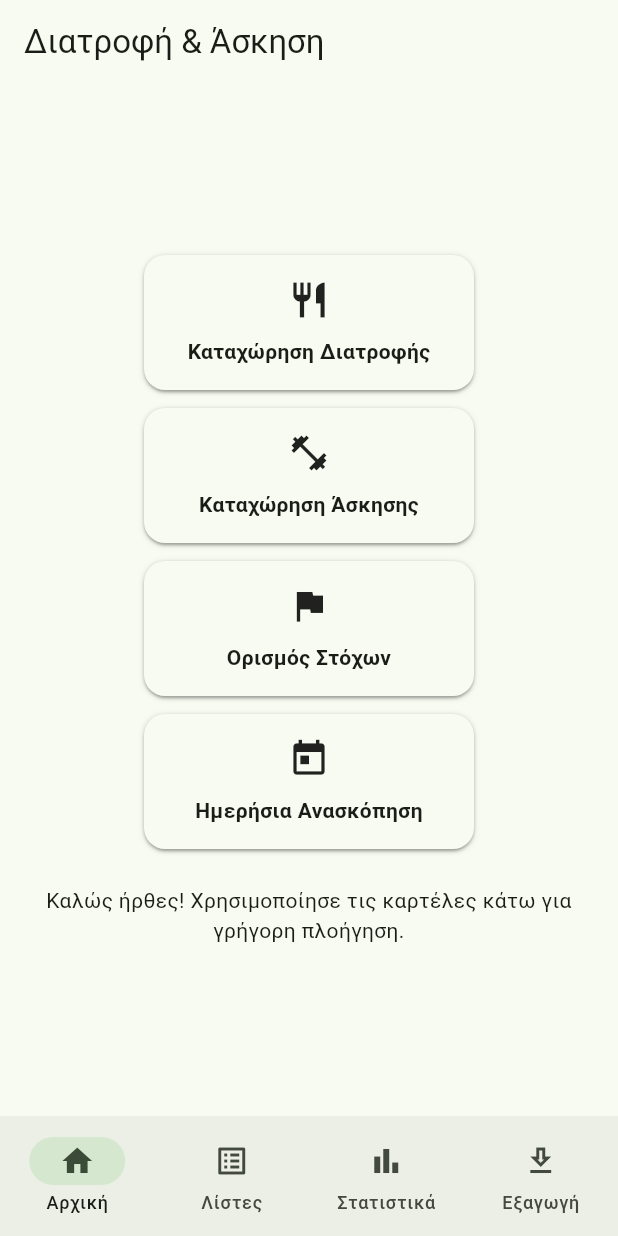
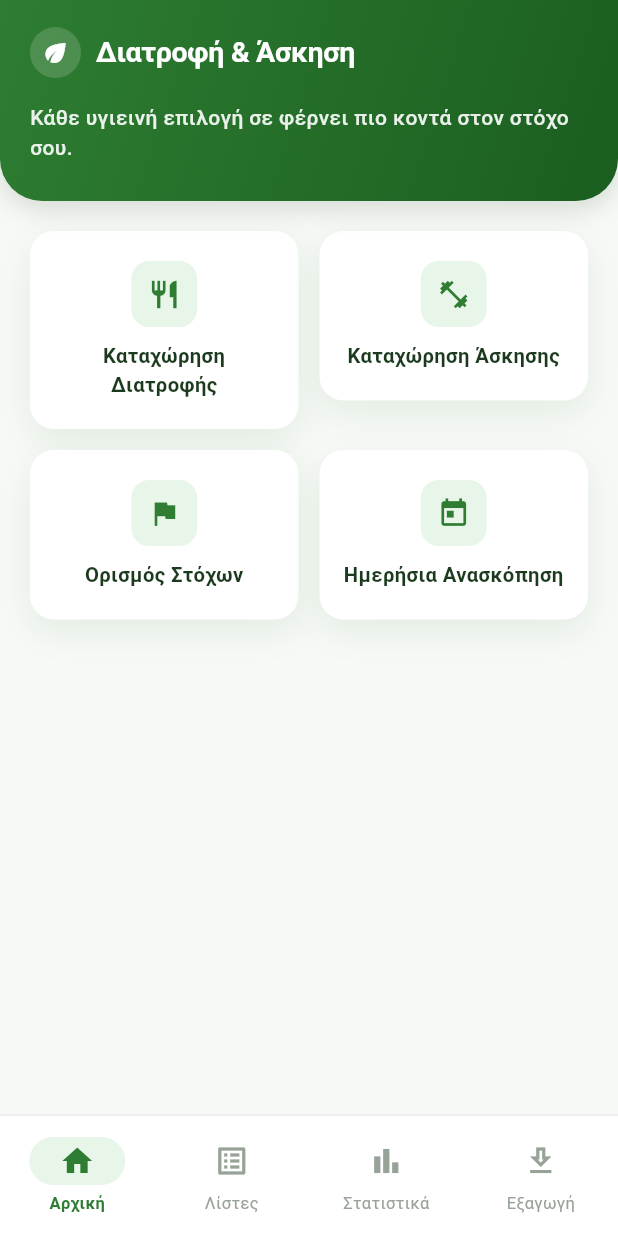
Before and after one commit to nikolastriantafyllou000-rgb/diatrofi_app, a Flutter app: the screen it shows after launch, on a phone screen of 412 x 824 dp. Run offline on Flutter 3.47's test engine with Material 3 defaults, Android fonts, the phone set to English and light mode, and no system bars; our stand-ins replace fl_chart, hive, hive_flutter; accounts and stored records are empty.

Commit message:
Redesign home screen with curved hero header and branded nav bar
Replace the plain AppBar home screen with a curved green gradient
header (title + motivating tagline), a responsive action-card grid
(2 columns on narrow/mobile widths, 4 on web/desktop), and a
soft green-tinted bottom navigation bar that color-matches the new
header instead of the default dark Material nav bar.

Co-Authored-By: Claude Sonnet 5 <noreply@anthropic.com>

```diff
--- a/lib/app_shell.dart
+++ b/lib/app_shell.dart
@@ -28,9 +28,42 @@ class _AppShellState extends State<AppShell> {
       const ExportScreen(),
     ];
 
-    return Scaffold(
+    return NavigationBarTheme(
+      data: NavigationBarThemeData(
+        iconTheme: WidgetStateProperty.resolveWith(
+          (states) => IconThemeData(
+            color:
+                states.contains(WidgetState.selected)
+                    ? const Color(0xFF2E7D32)
+                    : const Color(0xFF98A398),
+          ),
+        ),
+        labelTextStyle: WidgetStateProperty.resolveWith(
+          (states) => TextStyle(
+            fontSize: 11,
+            fontWeight:
+                states.contains(WidgetState.selected)
+                    ? FontWeight.w600
+                    : FontWeight.w400,
+            color:
+                states.contains(WidgetState.selected)
+                    ? const Color(0xFF2E7D32)
+                    : const Color(0xFF98A398),
+          ),
+        ),
+      ),
+      child: Scaffold(
         body: pages[_index],
-      bottomNavigationBar: NavigationBar(
+        bottomNavigationBar: Container(
+          decoration: const BoxDecoration(
+            border: Border(
+              top: BorderSide(color: Color(0xFFEDEFEC), width: 1),
+            ),
+          ),
+          child: NavigationBar(
+            backgroundColor: Colors.white,
+            indicatorColor: const Color(0xFFE8F5E9),
+            elevation: 0,
             selectedIndex: _index,
             onDestinationSelected: (i) => setState(() => _index = i),
             destinations: const [
@@ -56,6 +89,8 @@ class _AppShellState extends State<AppShell> {
               ),
             ],
           ),
+        ),
+      ),
     );
   }
 }
@@ -65,28 +100,17 @@ class _HomeTab extends StatelessWidget {
 
   @override
   Widget build(BuildContext context) {
-    return Scaffold(
-      appBar: AppBar(title: const Text('Διατροφή & Άσκηση')),
-      body: Center(
-        child: SingleChildScrollView(
-          padding: const EdgeInsets.all(16),
-          child: Column(
-            mainAxisSize: MainAxisSize.min,
-            children: [
-              // Γρήγορα actions
-              Wrap(
-                spacing: 12,
-                runSpacing: 12,
-                children: [
+    final width = MediaQuery.sizeOf(context).width;
+    final crossAxisCount = width >= 900 ? 4 : 2;
+
+    final actions = [
       _ActionCard(
         icon: Icons.restaurant,
         title: 'Καταχώρηση Διατροφής',
         onTap:
             () => Navigator.push(
               context,
-                          MaterialPageRoute(
-                            builder: (_) => const MealEntryScreen(),
-                          ),
+              MaterialPageRoute(builder: (_) => const MealEntryScreen()),
             ),
       ),
       _ActionCard(
@@ -95,9 +119,7 @@ class _HomeTab extends StatelessWidget {
         onTap:
             () => Navigator.push(
               context,
-                          MaterialPageRoute(
-                            builder: (_) => const ExerciseEntryScreen(),
-                          ),
+              MaterialPageRoute(builder: (_) => const ExerciseEntryScreen()),
             ),
       ),
       _ActionCard(
@@ -106,9 +128,7 @@ class _HomeTab extends StatelessWidget {
         onTap:
             () => Navigator.push(
               context,
-                          MaterialPageRoute(
-                            builder: (_) => const GoalsScreen(),
-                          ),
+              MaterialPageRoute(builder: (_) => const GoalsScreen()),
             ),
       ),
       _ActionCard(
@@ -117,18 +137,118 @@ class _HomeTab extends StatelessWidget {
         onTap:
             () => Navigator.push(
               context,
-                          MaterialPageRoute(
-                            builder: (_) => const DailySummaryScreen(),
+              MaterialPageRoute(builder: (_) => const DailySummaryScreen()),
+            ),
+      ),
+    ];
+
+    final rows = <Widget>[];
+    for (var i = 0; i < actions.length; i += crossAxisCount) {
+      final rowItems = actions.skip(i).take(crossAxisCount).toList();
+      if (rows.isNotEmpty) rows.add(const SizedBox(height: 14));
+      rows.add(
+        Row(
+          crossAxisAlignment: CrossAxisAlignment.start,
+          children: [
+            for (var j = 0; j < rowItems.length; j++) ...[
+              if (j > 0) const SizedBox(width: 14),
+              Expanded(child: rowItems[j]),
+            ],
+          ],
+        ),
+      );
+    }
+
+    return Scaffold(
+      backgroundColor: const Color(0xFFF7F9F6),
+      body: SafeArea(
+        bottom: false,
+        child: SingleChildScrollView(
+          child: Column(
+            children: [
+              const _HomeHeader(),
+              Center(
+                child: ConstrainedBox(
+                  constraints: const BoxConstraints(maxWidth: 1040),
+                  child: Padding(
+                    padding: const EdgeInsets.fromLTRB(20, 20, 20, 20),
+                    child: Column(children: rows),
                   ),
                 ),
               ),
             ],
           ),
-              const SizedBox(height: 24),
+        ),
+      ),
+    );
+  }
+}
+
+class _HomeHeader extends StatelessWidget {
+  const _HomeHeader();
+
+  @override
+  Widget build(BuildContext context) {
+    return Container(
+      width: double.infinity,
+      padding: const EdgeInsets.fromLTRB(20, 18, 20, 26),
+      decoration: const BoxDecoration(
+        gradient: LinearGradient(
+          begin: Alignment.topLeft,
+          end: Alignment.bottomRight,
+          colors: [Color(0xFF2E7D32), Color(0xFF1B5E20)],
+        ),
+        borderRadius: BorderRadius.only(
+          bottomLeft: Radius.circular(28),
+          bottomRight: Radius.circular(28),
+        ),
+        boxShadow: [
+          BoxShadow(
+            color: Color(0x261B3A1E),
+            blurRadius: 14,
+            offset: Offset(0, 6),
+          ),
+        ],
+      ),
+      child: Center(
+        child: ConstrainedBox(
+          constraints: const BoxConstraints(maxWidth: 1040),
+          child: Column(
+            crossAxisAlignment: CrossAxisAlignment.start,
+            mainAxisSize: MainAxisSize.min,
+            children: [
+              Row(
+                children: [
+                  Container(
+                    width: 34,
+                    height: 34,
+                    decoration: BoxDecoration(
+                      color: Colors.white.withValues(alpha: 0.16),
+                      shape: BoxShape.circle,
+                    ),
+                    child: const Icon(Icons.eco, color: Colors.white, size: 20),
+                  ),
+                  const SizedBox(width: 10),
+                  const Text(
+                    'Διατροφή & Άσκηση',
+                    style: TextStyle(
+                      color: Colors.white,
+                      fontSize: 19,
+                      fontWeight: FontWeight.w600,
+                      letterSpacing: -0.2,
+                    ),
+                  ),
+                ],
+              ),
+              const SizedBox(height: 16),
               Text(
-                'Καλώς ήρθες! Χρησιμοποίησε τις καρτέλες κάτω για γρήγορη πλοήγηση.',
-                style: Theme.of(context).textTheme.bodyMedium,
-                textAlign: TextAlign.center,
+                'Κάθε υγιεινή επιλογή σε φέρνει πιο κοντά στον στόχο σου.',
+                style: TextStyle(
+                  color: Colors.white.withValues(alpha: 0.9),
+                  fontSize: 14,
+                  fontWeight: FontWeight.w500,
+                  height: 1.4,
+                ),
               ),
             ],
           ),
@@ -230,30 +350,45 @@ class _ActionCard extends StatelessWidget {
 
   @override
   Widget build(BuildContext context) {
-    return SizedBox(
-      width: 220,
-      child: InkWell(
+    return InkWell(
       onTap: onTap,
-        borderRadius: BorderRadius.circular(14),
+      borderRadius: BorderRadius.circular(16),
       child: Ink(
-          padding: const EdgeInsets.all(16),
+        padding: const EdgeInsets.symmetric(vertical: 20, horizontal: 12),
         decoration: BoxDecoration(
-            borderRadius: BorderRadius.circular(14),
-            color: Theme.of(context).colorScheme.surface,
-            boxShadow: kElevationToShadow[1],
+          borderRadius: BorderRadius.circular(16),
+          color: Colors.white,
+          boxShadow: const [
+            BoxShadow(
+              color: Color(0x1A2E7D32),
+              blurRadius: 20,
+              offset: Offset(0, 8),
+            ),
+          ],
         ),
         child: Column(
           mainAxisSize: MainAxisSize.min,
           children: [
-              Icon(icon, size: 28),
+            Container(
+              width: 44,
+              height: 44,
+              decoration: BoxDecoration(
+                color: const Color(0xFFE8F5E9),
+                borderRadius: BorderRadius.circular(12),
+              ),
+              child: Icon(icon, size: 22, color: const Color(0xFF2E7D32)),
+            ),
             const SizedBox(height: 10),
             Text(
               title,
               textAlign: TextAlign.center,
-                style: const TextStyle(fontWeight: FontWeight.w600),
+              style: const TextStyle(
+                fontWeight: FontWeight.w600,
+                fontSize: 13.5,
+                color: Color(0xFF1B3A1E),
+              ),
             ),
           ],
-          ),
         ),
       ),
     );
```
Lines whose indentation alone changed are shown as unchanged.
